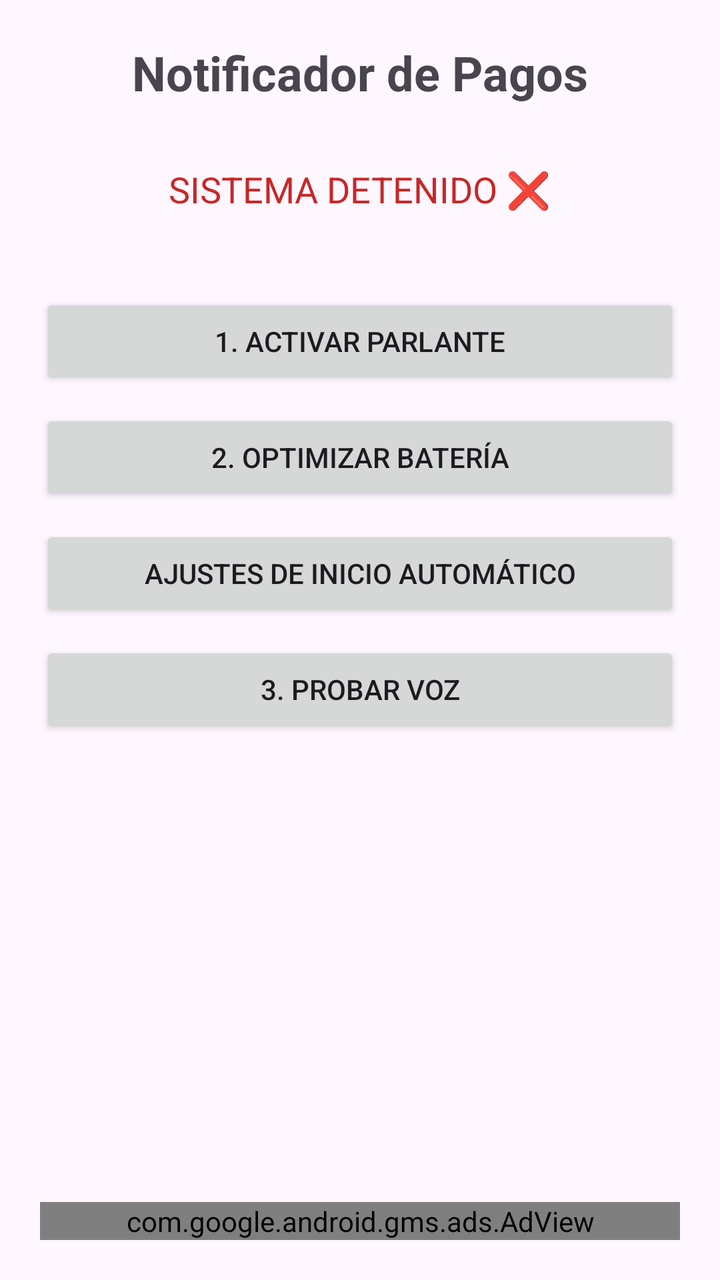
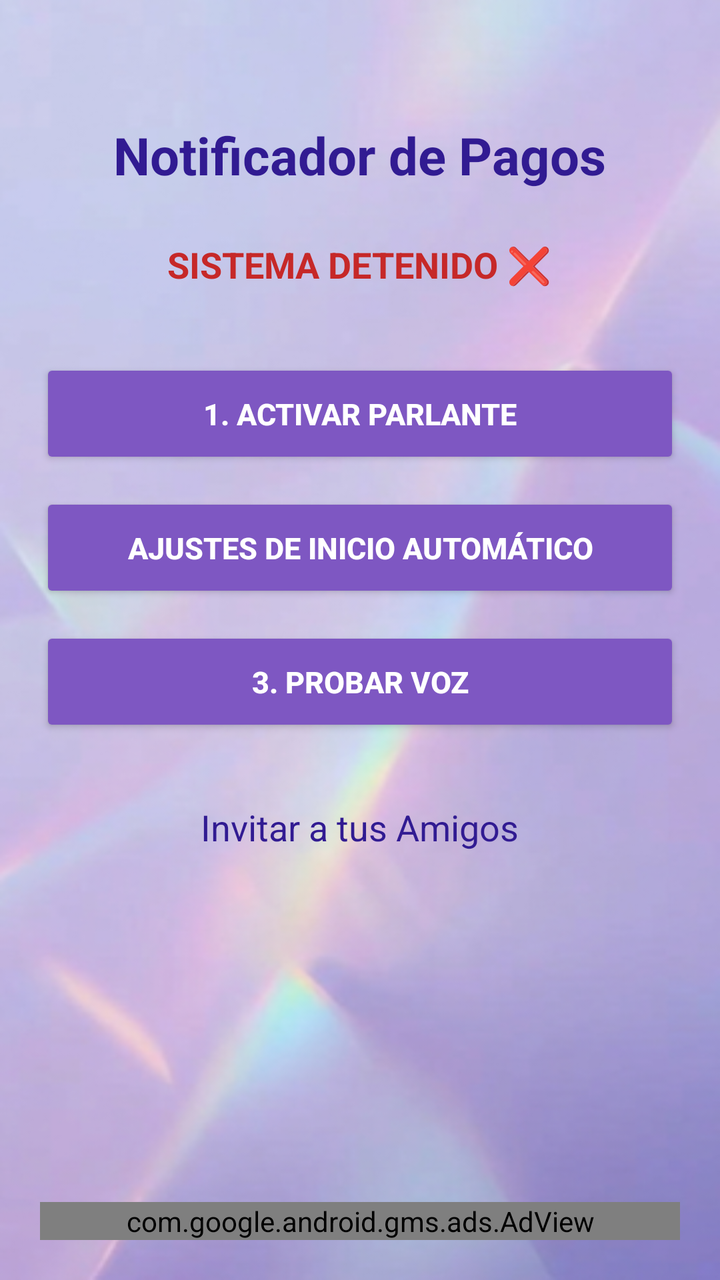

Compare the two renders of this Android layout. The source of the first and the diff that turns it into the second are given below.
<!-- AndroidManifest.xml: application theme Theme.NotificadorDePagosDigitales -->
<!-- res/layout/activity_main.xml -->
<?xml version="1.0" encoding="utf-8"?>
<LinearLayout xmlns:android="http://schemas.android.com/apk/res/android"
    android:id="@+id/main"
    android:layout_width="match_parent"
    android:layout_height="match_parent"
    android:orientation="vertical"
    android:padding="20dp"
    android:gravity="center_horizontal">

    <TextView
        android:id="@+id/tvTitulo"
        android:layout_width="wrap_content"
        android:layout_height="wrap_content"
        android:text="@string/titulo_app"
        android:textSize="24sp"
        android:textStyle="bold"
        android:layout_marginBottom="30dp"/>

    <TextView
        android:id="@+id/tvEstado"
        android:layout_width="wrap_content"
        android:layout_height="wrap_content"
        android:text="@string/estado_detenido"
        android:textColor="#C62828"
        android:textSize="18sp"
        android:layout_marginBottom="40dp"/>

    <Button
        android:id="@+id/btnPermisos"
        android:layout_width="match_parent"
        android:layout_height="wrap_content"
        android:text="@string/btn_activar_parlante"
        android:layout_marginBottom="10dp"/>

    <Button
        android:id="@+id/btnBateria"
        android:layout_width="match_parent"
        android:layout_height="wrap_content"
        android:text="@string/btn_optimizar_bateria"
        android:layout_marginBottom="10dp"/>

    <Button
        android:id="@+id/btnAutoInicio"
        android:layout_width="match_parent"
        android:layout_height="wrap_content"
        android:text="Ajustes de Inicio Automático"
        android:layout_marginBottom="10dp"/>

    <Button
        android:id="@+id/btnProbar"
        android:layout_width="match_parent"
        android:layout_height="wrap_content"
        android:text="@string/btn_probar_voz"
        android:layout_marginBottom="10dp"/>

    <View
        android:layout_width="match_parent"
        android:layout_height="0dp"
        android:layout_weight="1" />

    <com.google.android.gms.ads.AdView
        xmlns:ads="http://schemas.android.com/apk/res-auto"
        android:id="@+id/adView"
        android:layout_width="match_parent"
        android:layout_height="wrap_content"
        ads:adSize="BANNER"
        ads:adUnitId="ca-app-pub-2597459253679263/5490410685">
    </com.google.android.gms.ads.AdView>

</LinearLayout>
<!-- resources referenced by this layout -->
<resources>
  <string name="btn_activar_parlante">1. ACTIVAR PARLANTE</string>
  <string name="btn_optimizar_bateria">2. OPTIMIZAR BATERÍA</string>
  <string name="btn_probar_voz">3. PROBAR VOZ</string>
  <string name="estado_detenido">SISTEMA DETENIDO ❌</string>
  <string name="titulo_app">Notificador de Pagos</string>
  <style name="Theme.NotificadorDePagosDigitales" parent="Base.Theme.NotificadorDePagosDigitales" />
  <style name="Base.Theme.NotificadorDePagosDigitales" parent="Theme.Material3.DayNight.NoActionBar">
          
          
      </style>
</resources>

<!-- the commit's change to res/layout/activity_main.xml (unified diff, before → after) -->
@@ -4,7 +4,11 @@
     android:layout_width="match_parent"
     android:layout_height="match_parent"
     android:orientation="vertical"
-    android:padding="20dp"
+    android:paddingLeft="20dp"
+    android:paddingRight="20dp"
+    android:paddingBottom="20dp"
+    android:paddingTop="60dp"
+    android:background="@drawable/fondo_pantalla"
     android:gravity="center_horizontal">
 
     <TextView
@@ -12,9 +16,10 @@
         android:layout_width="wrap_content"
         android:layout_height="wrap_content"
         android:text="@string/titulo_app"
-        android:textSize="24sp"
+        android:textColor="@color/texto_oscuro"
+        android:textSize="26sp"
         android:textStyle="bold"
-        android:layout_marginBottom="30dp"/>
+        android:layout_marginBottom="25dp"/>
 
     <TextView
         android:id="@+id/tvEstado"
@@ -23,35 +28,57 @@
         android:text="@string/estado_detenido"
         android:textColor="#C62828"
         android:textSize="18sp"
-        android:layout_marginBottom="40dp"/>
+        android:textStyle="bold"
+        android:layout_marginBottom="35dp"/>
 
     <Button
         android:id="@+id/btnPermisos"
         android:layout_width="match_parent"
-        android:layout_height="wrap_content"
+        android:layout_height="55dp"
         android:text="@string/btn_activar_parlante"
-        android:layout_marginBottom="10dp"/>
+        android:backgroundTint="@color/morado_botones"
+        android:textColor="@color/white"
+        android:textSize="15sp"
+        android:textStyle="bold"
+        android:layout_marginBottom="12dp"/>
 
-    <Button
-        android:id="@+id/btnBateria"
-        android:layout_width="match_parent"
-        android:layout_height="wrap_content"
-        android:text="@string/btn_optimizar_bateria"
-        android:layout_marginBottom="10dp"/>
+
 
     <Button
         android:id="@+id/btnAutoInicio"
         android:layout_width="match_parent"
-        android:layout_height="wrap_content"
+        android:layout_height="55dp"
         android:text="Ajustes de Inicio Automático"
-        android:layout_marginBottom="10dp"/>
+        android:backgroundTint="@color/morado_botones"
+        android:textColor="@color/white"
+        android:textSize="15sp"
+        android:textStyle="bold"
+        android:layout_marginBottom="12dp"/>
 
     <Button
         android:id="@+id/btnProbar"
         android:layout_width="match_parent"
+        android:layout_height="55dp"
+        android:text="@string/btn_probar_voz"
+        android:backgroundTint="@color/morado_botones"
+        android:textColor="@color/white"
+        android:textSize="15sp"
+        android:textStyle="bold"
+        android:layout_marginBottom="25dp"/>
+
+    <TextView
+        android:id="@+id/btnCompartir"
+        android:layout_width="wrap_content"
         android:layout_height="wrap_content"
-        android:text="@string/btn_probar_voz"
-        android:layout_marginBottom="10dp"/>
+        android:text="Invitar a tus Amigos"
+        android:textColor="@color/texto_oscuro"
+        android:textSize="18sp"
+        android:textStyle="normal"
+        android:clickable="true"
+        android:focusable="true"
+        android:background="?attr/selectableItemBackground"
+        android:padding="8dp"
+        android:layout_marginBottom="12dp"/>
 
     <View
         android:layout_width="match_parent"
<!-- resource entries referenced after the edit -->
@@ -1,7 +1,10 @@
 <!-- resources referenced by this layout -->
 <resources>
+  <color name="morado_botones">#7E57C2</color>
+  <color name="texto_oscuro">#311B92</color>
+  <color name="white">#FFFFFFFF</color>
+  <!-- drawable fondo_pantalla: png bitmap (drawable, 169622 bytes) -->
   <string name="btn_activar_parlante">1. ACTIVAR PARLANTE</string>
-  <string name="btn_optimizar_bateria">2. OPTIMIZAR BATERÍA</string>
   <string name="btn_probar_voz">3. PROBAR VOZ</string>
   <string name="estado_detenido">SISTEMA DETENIDO ❌</string>
   <string name="titulo_app">Notificador de Pagos</string>
